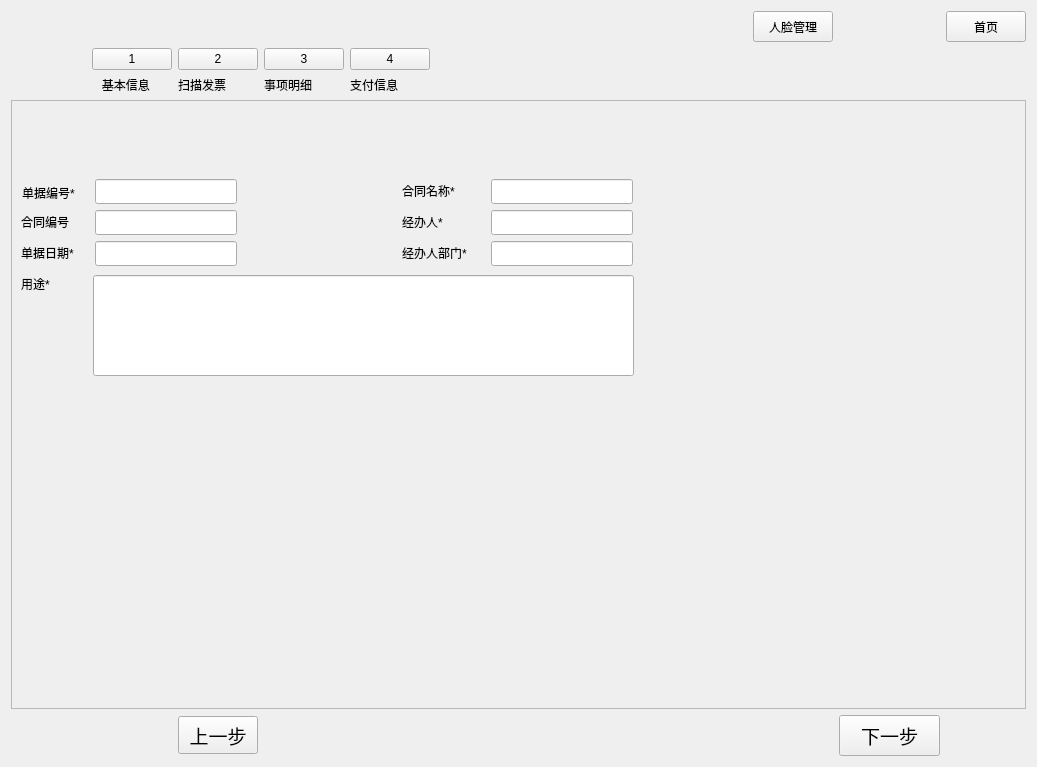
betamake/intelligence, file mainwindow.ui: the form before one commit.
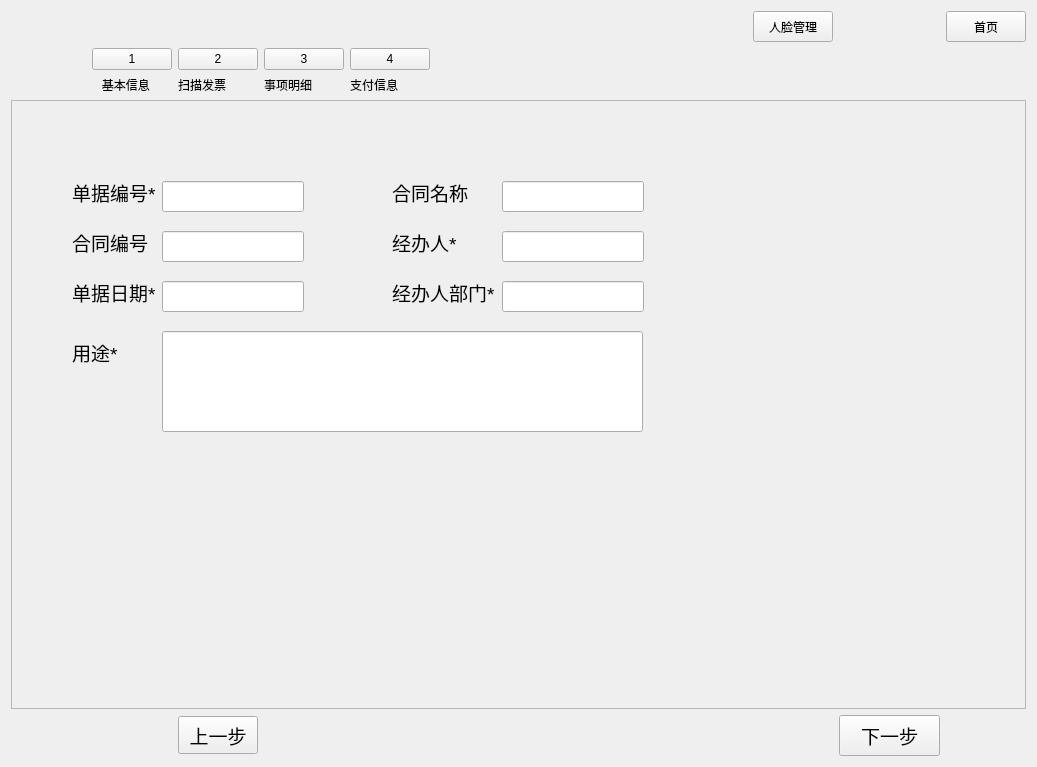
The form after the commit. The open tabs and pages were chosen to show the change.

```diff
--- a/mainwindow.ui
+++ b/mainwindow.ui
@@ -1691,12 +1691,17 @@
       <widget class="QLabel" name="costConoLabel">
        <property name="geometry">
         <rect>
-         <x>9</x>
-         <y>109</y>
-         <width>60</width>
+         <x>60</x>
+         <y>130</y>
+         <width>91</width>
          <height>23</height>
         </rect>
        </property>
+       <property name="font">
+        <font>
+         <pointsize>14</pointsize>
+        </font>
+       </property>
        <property name="text">
         <string>合同编号</string>
        </property>
@@ -1704,12 +1709,17 @@
       <widget class="QLabel" name="costUseLabel">
        <property name="geometry">
         <rect>
-         <x>9</x>
-         <y>171</y>
-         <width>38</width>
+         <x>60</x>
+         <y>240</y>
+         <width>51</width>
          <height>23</height>
         </rect>
        </property>
+       <property name="font">
+        <font>
+         <pointsize>14</pointsize>
+        </font>
+       </property>
        <property name="text">
         <string>用途*</string>
        </property>
@@ -1717,12 +1727,17 @@
       <widget class="QLabel" name="costRdateLabel">
        <property name="geometry">
         <rect>
-         <x>9</x>
-         <y>140</y>
-         <width>68</width>
+         <x>60</x>
+         <y>180</y>
+         <width>91</width>
          <height>23</height>
         </rect>
        </property>
+       <property name="font">
+        <font>
+         <pointsize>14</pointsize>
+        </font>
+       </property>
        <property name="text">
         <string>单据日期*</string>
        </property>
@@ -1730,12 +1745,17 @@
       <widget class="QLabel" name="costHandpLabel">
        <property name="geometry">
         <rect>
-         <x>390</x>
-         <y>109</y>
-         <width>53</width>
+         <x>380</x>
+         <y>130</y>
+         <width>81</width>
          <height>23</height>
         </rect>
        </property>
+       <property name="font">
+        <font>
+         <pointsize>14</pointsize>
+        </font>
+       </property>
        <property name="text">
         <string>经办人*</string>
        </property>
@@ -1743,25 +1763,35 @@
       <widget class="QLabel" name="costConnameLabel">
        <property name="geometry">
         <rect>
-         <x>390</x>
-         <y>78</y>
-         <width>68</width>
+         <x>380</x>
+         <y>80</y>
+         <width>91</width>
          <height>23</height>
         </rect>
        </property>
+       <property name="font">
+        <font>
+         <pointsize>14</pointsize>
+        </font>
+       </property>
        <property name="text">
-        <string>合同名称*</string>
+        <string>合同名称</string>
        </property>
       </widget>
       <widget class="QLabel" name="costHandpdLabel">
        <property name="geometry">
         <rect>
-         <x>390</x>
-         <y>140</y>
-         <width>83</width>
+         <x>380</x>
+         <y>180</y>
+         <width>111</width>
          <height>23</height>
         </rect>
        </property>
+       <property name="font">
+        <font>
+         <pointsize>14</pointsize>
+        </font>
+       </property>
        <property name="text">
         <string>经办人部门*</string>
        </property>
@@ -1769,82 +1799,122 @@
       <widget class="QLineEdit" name="costRnumEdit">
        <property name="geometry">
         <rect>
-         <x>83</x>
-         <y>78</y>
+         <x>150</x>
+         <y>80</y>
          <width>142</width>
-         <height>25</height>
+         <height>31</height>
         </rect>
        </property>
+       <property name="font">
+        <font>
+         <pointsize>14</pointsize>
+        </font>
+       </property>
       </widget>
       <widget class="QLineEdit" name="costConoEdit">
        <property name="geometry">
         <rect>
-         <x>83</x>
-         <y>109</y>
+         <x>150</x>
+         <y>130</y>
          <width>142</width>
-         <height>25</height>
+         <height>31</height>
         </rect>
        </property>
+       <property name="font">
+        <font>
+         <pointsize>14</pointsize>
+        </font>
+       </property>
       </widget>
       <widget class="QLineEdit" name="costRdateEdit">
        <property name="geometry">
         <rect>
-         <x>83</x>
-         <y>140</y>
+         <x>150</x>
+         <y>180</y>
          <width>142</width>
-         <height>25</height>
+         <height>31</height>
         </rect>
        </property>
+       <property name="font">
+        <font>
+         <pointsize>14</pointsize>
+        </font>
+       </property>
       </widget>
       <widget class="QLineEdit" name="costConnameEdit">
        <property name="geometry">
         <rect>
-         <x>479</x>
-         <y>78</y>
+         <x>490</x>
+         <y>80</y>
          <width>142</width>
-         <height>25</height>
+         <height>31</height>
         </rect>
        </property>
+       <property name="font">
+        <font>
+         <pointsize>14</pointsize>
+        </font>
+       </property>
       </widget>
       <widget class="QLineEdit" name="costHandpEdit">
        <property name="geometry">
         <rect>
-         <x>479</x>
-         <y>109</y>
+         <x>490</x>
+         <y>130</y>
          <width>142</width>
-         <height>25</height>
+         <height>31</height>
         </rect>
        </property>
+       <property name="font">
+        <font>
+         <pointsize>14</pointsize>
+        </font>
+       </property>
       </widget>
       <widget class="QLineEdit" name="costHandpdEdit">
        <property name="geometry">
         <rect>
-         <x>479</x>
-         <y>140</y>
+         <x>490</x>
+         <y>180</y>
          <width>142</width>
-         <height>25</height>
+         <height>31</height>
         </rect>
        </property>
+       <property name="font">
+        <font>
+         <pointsize>14</pointsize>
+        </font>
+       </property>
       </widget>
       <widget class="QLineEdit" name="costUseEdit">
        <property name="geometry">
         <rect>
-         <x>81</x>
-         <y>174</y>
-         <width>541</width>
+         <x>150</x>
+         <y>230</y>
+         <width>481</width>
          <height>101</height>
         </rect>
        </property>
+       <property name="font">
+        <font>
+         <pointsize>14</pointsize>
+        </font>
+       </property>
       </widget>
       <widget class="QLabel" name="costRnumLabel_3">
        <property name="geometry">
         <rect>
-         <x>10</x>
+         <x>60</x>
          <y>80</y>
-         <width>71</width>
+         <width>91</width>
          <height>23</height>
         </rect>
        </property>
+       <property name="font">
+        <font>
+         <pointsize>14</pointsize>
+        </font>
+       </property>
        <property name="text">
         <string>单据编号*</string>
        </property>
```
Left out of the diff: 849 changed lines with no effect on the pictures.
